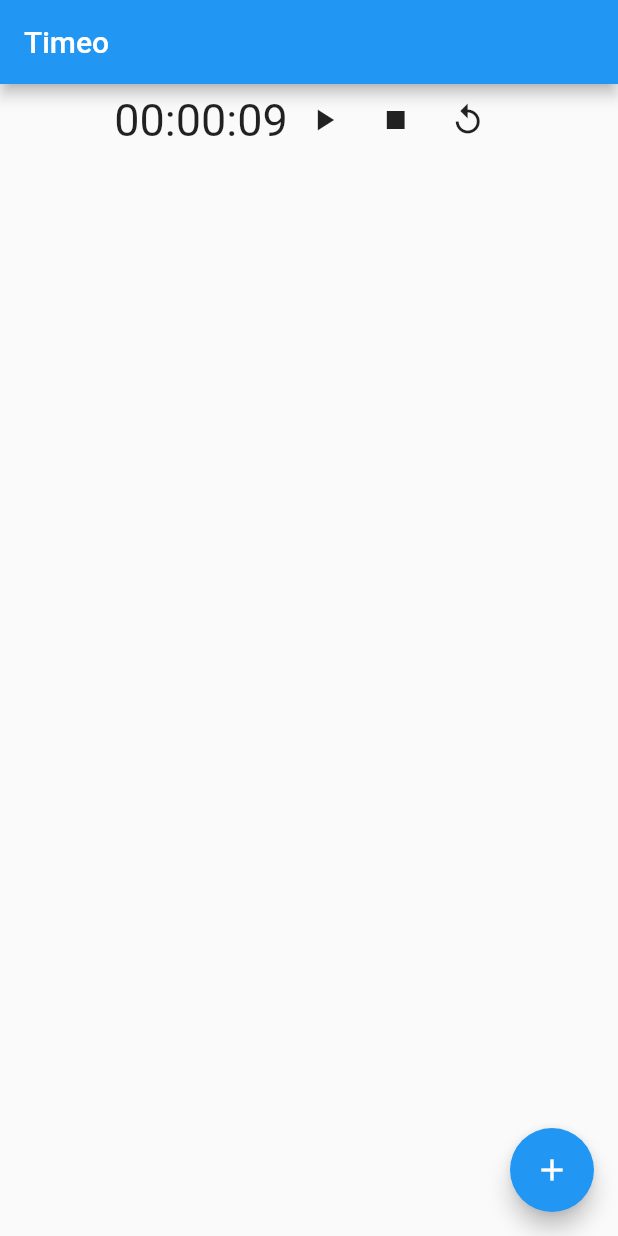
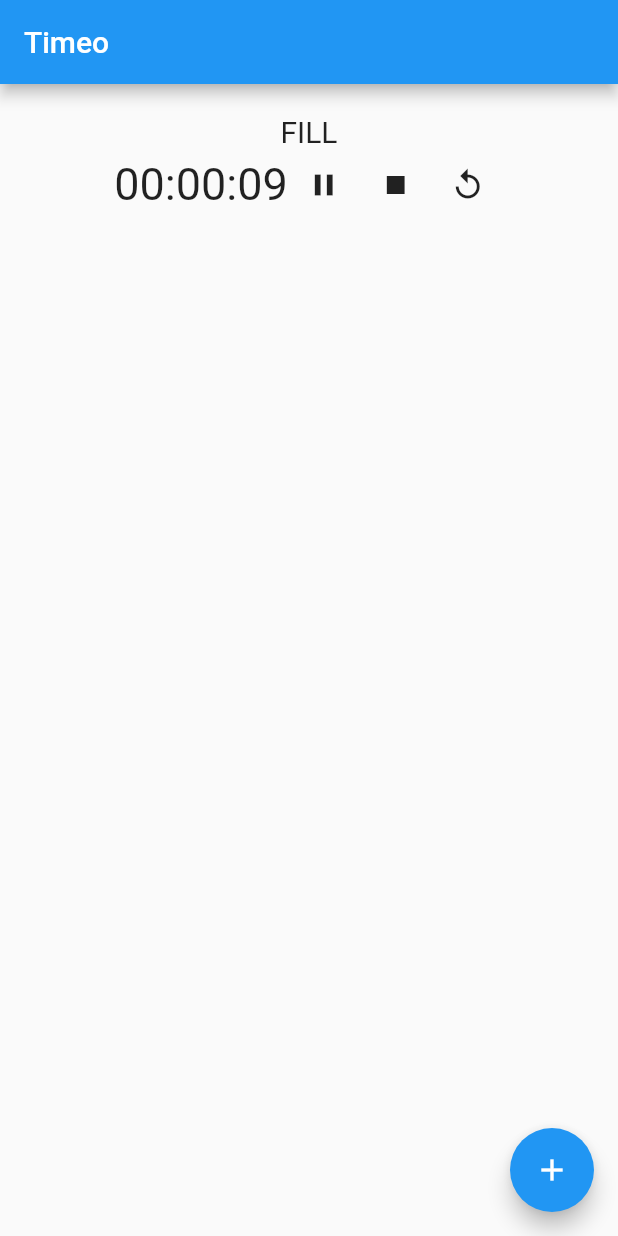
Before and after one commit to FlorianFeka/timeo-app, a Flutter app: the screen it shows after launch, after a tap on the "pause" icon, after a tap on the "stop" icon, after a tap on the "replay" icon, on a phone screen of 412 x 824 dp. Run offline on Flutter 3.47's test engine with Material 2 defaults, Android fonts, the phone set to English and light mode, and no system bars; our stand-ins replace flutter_datetime_picker.

Commit message:
add name field and fix play pause function

```diff
--- a/lib/timer.dart
+++ b/lib/timer.dart
@@ -21,10 +21,11 @@ class _TimerWidgetState extends State<TimerWidget> {
   String _time = "";
   IconData _playPauseIcon = Icons.pause;
   bool _playing = true;
+  String _name = "FILL";
 
   _TimerWidgetState() {
     _backUpDateTime = dateTime;
-    startTimer();
+    initTimer();
   }
 
   updateScreenTime() {
@@ -33,7 +34,7 @@ class _TimerWidgetState extends State<TimerWidget> {
     });
   }
 
-  startTimer() {
+  initTimer() {
     if (_timer == null) {
       _timer = new Timer.periodic(oneSec, (timer) {
         if (dateTime.hour == 0 &&
@@ -48,18 +49,29 @@ class _TimerWidgetState extends State<TimerWidget> {
     }
   }
 
-  playPause() {
-    if (_playing) {
-      setState(() {
-        _playing = false;
-        _playPauseIcon = Icons.play_arrow;
-      });
-      pauseTimer();
+  startTimer() {
+    if (_timer == null) {
+      _timer = new Timer.periodic(oneSec, (timer) {
+        if (dateTime.hour == 0 &&
+            dateTime.minute == 0 &&
+            dateTime.second == 0) {
+          _timer.cancel();
         } else {
+          dateTime = dateTime.subtract(oneSec);
+          updateScreenTime();
           setState(() {
             _playing = true;
             _playPauseIcon = Icons.pause;
           });
+        }
+      });
+    }
+  }
+
+  playPause() {
+    if (_playing) {
+      pauseTimer();
+    } else {
       startTimer();
     }
   }
@@ -68,6 +80,10 @@ class _TimerWidgetState extends State<TimerWidget> {
     if (_timer != null) {
       _timer.cancel();
       _timer = null;
+      setState(() {
+        _playing = false;
+        _playPauseIcon = Icons.play_arrow;
+      });
     }
   }
 
@@ -89,7 +105,15 @@ class _TimerWidgetState extends State<TimerWidget> {
 
   @override
   Widget build(BuildContext context) {
-    return Row(
+    return Padding(
+      padding: EdgeInsets.only(top: 20),
+      child: Column(
+        children: [
+          Text(
+            _name,
+            style: TextStyle(fontSize: 20),
+          ),
+          Row(
             mainAxisAlignment: MainAxisAlignment.center,
             children: [
               Text(
@@ -109,6 +133,9 @@ class _TimerWidgetState extends State<TimerWidget> {
                 onPressed: resetTimer,
               )
             ],
+          )
+        ],
+      ),
     );
   }
 }
```
Lines whose indentation alone changed are shown as unchanged.
